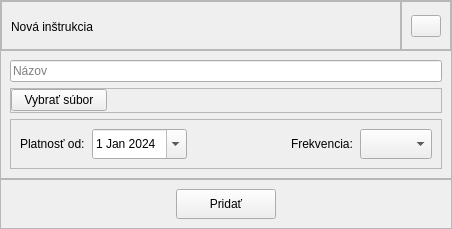
TIS2023-FMFI/pracovne-instrukcie, file src/app/ui/add_instruction.ui: the form before one commit.
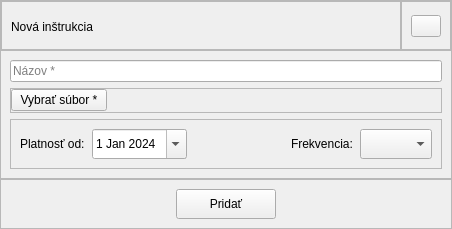
The form after the commit. Icons and pictures are not drawn.

The edit to the form file:
```diff
--- a/src/app/ui/add_instruction.ui
+++ b/src/app/ui/add_instruction.ui
@@ -192,7 +192,7 @@
          </size>
         </property>
         <property name="placeholderText">
-         <string>Názov</string>
+         <string>Názov *</string>
         </property>
        </widget>
       </item>
@@ -229,7 +229,7 @@
          <item>
           <widget class="QPushButton" name="select_button">
            <property name="text">
-            <string>Vybrať súbor</string>
+            <string>Vybrať súbor *</string>
            </property>
           </widget>
          </item>
```
